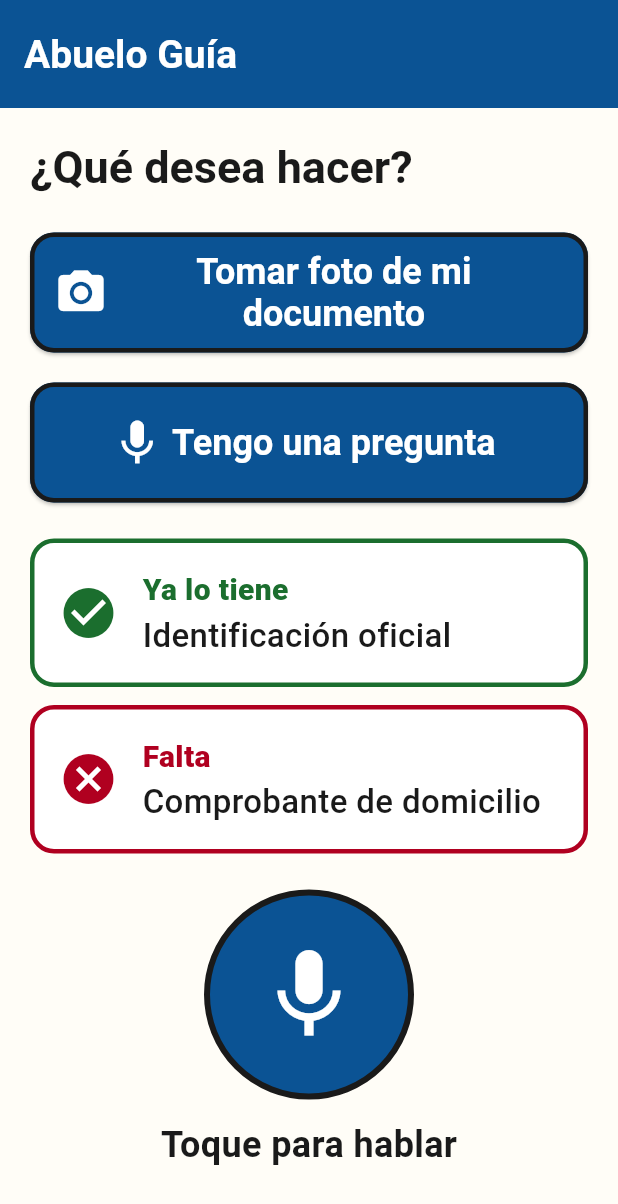
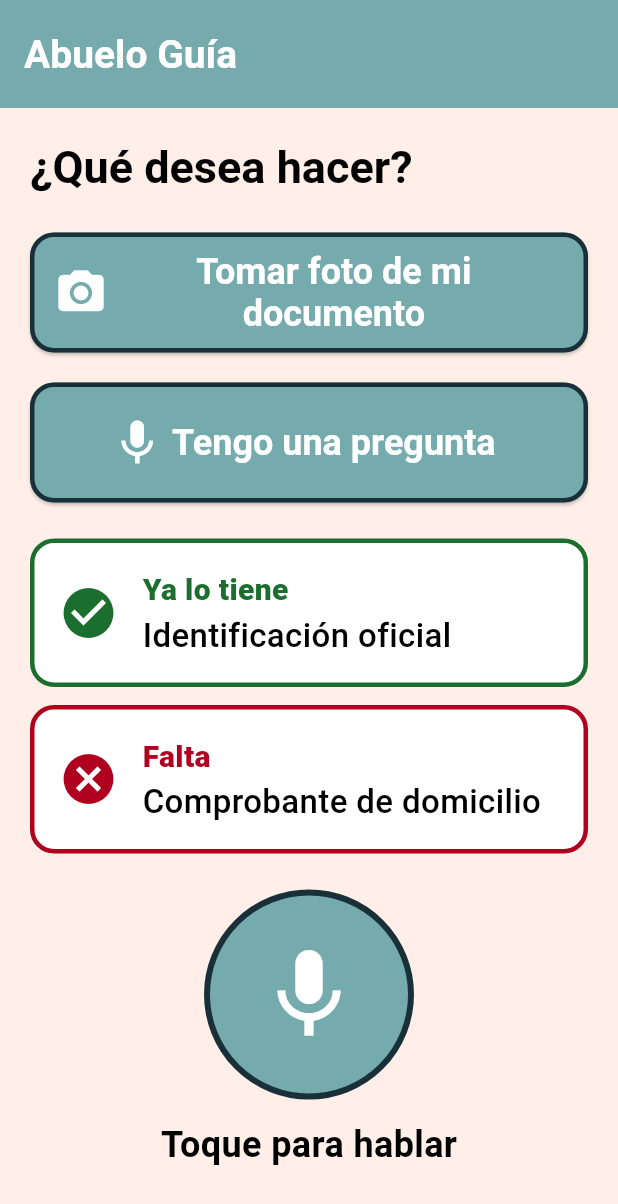
Before and after one commit to EmilianoPerezz/Abuelo-Guia, a Flutter app: the screen it shows after launch, on a phone screen of 412 x 824 dp. Shown: the top 1204 px of the screen. Run offline on Flutter 3.47's test engine with Material 3 defaults, Android fonts, the phone set to English and light mode, and no system bars.

Commit message:
Actualizacion de colores del tema

```diff
--- a/lib/theme/app_colors.dart
+++ b/lib/theme/app_colors.dart
@@ -1,11 +1,11 @@
 import 'package:flutter/material.dart';
 
 class AppColors {
-  static const Color texto = Color(0xFF1A1A1A);
-  static const Color fondo = Color(0xFFFFFDF7);
-  static const Color primario = Color(0xFF0B5394);
-  static const Color sobrePrimario = Color(0xFFFFFFFF);
-  static const Color error = Color(0xFFB00020);
-  static const Color exito = Color(0xFF1B6E2E);
-  static const Color borde = Color(0xFF1A1A1A);
+  static const Color texto = Color.fromARGB(255, 0, 0, 0);
+  static const Color fondo = Color.fromRGBO(255, 239, 232, 221);
+  static const Color primario = Color.fromARGB(255, 118, 171, 174);
+  static const Color sobrePrimario = Color.fromARGB(255, 255, 255, 255);
+  static const Color error = Color.fromRGBO(176, 0, 32, 1);
+  static const Color exito = Color.fromRGBO(27, 110, 46, 1);
+  static const Color borde = Color.fromRGBO(26, 48, 56, 65);
 }
```
